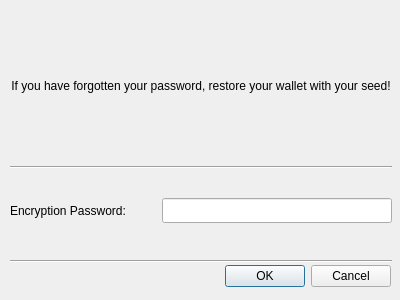
Before: the Qt Designer form src/startupencryption.ui in jahway603/SilentDragonLite, drawn with Qt 5.
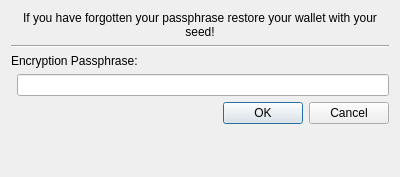
After: the same form once the commit is applied.

Commit message: rename password to passphrase

```diff
--- a/src/startupencryption.ui
+++ b/src/startupencryption.ui
@@ -7,52 +7,17 @@
     <x>0</x>
     <y>0</y>
     <width>400</width>
-    <height>300</height>
+    <height>177</height>
    </rect>
   </property>
   <property name="windowTitle">
    <string>SDL Startup Decryption</string>
   </property>
-  <widget class="QDialogButtonBox" name="buttonBox">
-   <property name="geometry">
-    <rect>
-     <x>50</x>
-     <y>260</y>
-     <width>341</width>
-     <height>32</height>
-    </rect>
-   </property>
-   <property name="orientation">
-    <enum>Qt::Horizontal</enum>
-   </property>
-   <property name="standardButtons">
-    <set>QDialogButtonBox::Cancel|QDialogButtonBox::Ok</set>
-   </property>
-  </widget>
-  <widget class="Line" name="line_2">
-   <property name="geometry">
-    <rect>
-     <x>10</x>
-     <y>166</y>
-     <width>382</width>
-     <height>3</height>
-    </rect>
-   </property>
-   <property name="orientation">
-    <enum>Qt::Horizontal</enum>
-   </property>
-  </widget>
+  <layout class="QFormLayout" name="formLayout">
+   <item row="0" column="0" colspan="2">
   <widget class="QLabel" name="label_2">
-   <property name="geometry">
-    <rect>
-     <x>10</x>
-     <y>58</y>
-     <width>382</width>
-     <height>56</height>
-    </rect>
-   </property>
    <property name="text">
-    <string>&lt;html&gt;&lt;head/&gt;&lt;body&gt;&lt;p&gt;If you have forgotten your password, restore your wallet with your seed!&lt;/p&gt;&lt;/body&gt;&lt;/html&gt;</string>
+      <string>&lt;html&gt;&lt;head/&gt;&lt;body&gt;&lt;p&gt;If you have forgotten your passphrase restore your wallet with your seed!&lt;/p&gt;&lt;/body&gt;&lt;/html&gt;</string>
    </property>
    <property name="alignment">
     <set>Qt::AlignCenter</set>
@@ -61,45 +26,46 @@
     <bool>true</bool>
    </property>
   </widget>
-  <widget class="Line" name="line">
-   <property name="geometry">
-    <rect>
-     <x>10</x>
-     <y>260</y>
-     <width>382</width>
-     <height>3</height>
-    </rect>
-   </property>
+   </item>
+   <item row="3" column="0" colspan="2">
+    <widget class="Line" name="line_2">
    <property name="orientation">
     <enum>Qt::Horizontal</enum>
    </property>
   </widget>
+   </item>
+   <item row="6" column="0" colspan="2">
   <widget class="QLabel" name="label_3">
-   <property name="geometry">
-    <rect>
-     <x>10</x>
-     <y>198</y>
-     <width>146</width>
-     <height>25</height>
-    </rect>
-   </property>
    <property name="text">
-    <string>Encryption Password:</string>
-   </property>
-  </widget>
+      <string>Encryption Passphrase:</string>
+     </property>
+    </widget>
+   </item>
+   <item row="7" column="1">
   <widget class="QLineEdit" name="txtPassword">
-   <property name="geometry">
-    <rect>
-     <x>162</x>
-     <y>198</y>
-     <width>230</width>
-     <height>25</height>
-    </rect>
-   </property>
    <property name="echoMode">
     <enum>QLineEdit::Password</enum>
    </property>
   </widget>
+   </item>
+   <item row="9" column="0">
+    <widget class="Line" name="line">
+     <property name="orientation">
+      <enum>Qt::Horizontal</enum>
+     </property>
+    </widget>
+   </item>
+   <item row="9" column="1">
+    <widget class="QDialogButtonBox" name="buttonBox">
+     <property name="orientation">
+      <enum>Qt::Horizontal</enum>
+     </property>
+     <property name="standardButtons">
+      <set>QDialogButtonBox::Cancel|QDialogButtonBox::Ok</set>
+     </property>
+    </widget>
+   </item>
+  </layout>
  </widget>
  <resources/>
  <connections>
```
Lines whose indentation alone changed are shown as unchanged. The commit also changes 3 other files.
